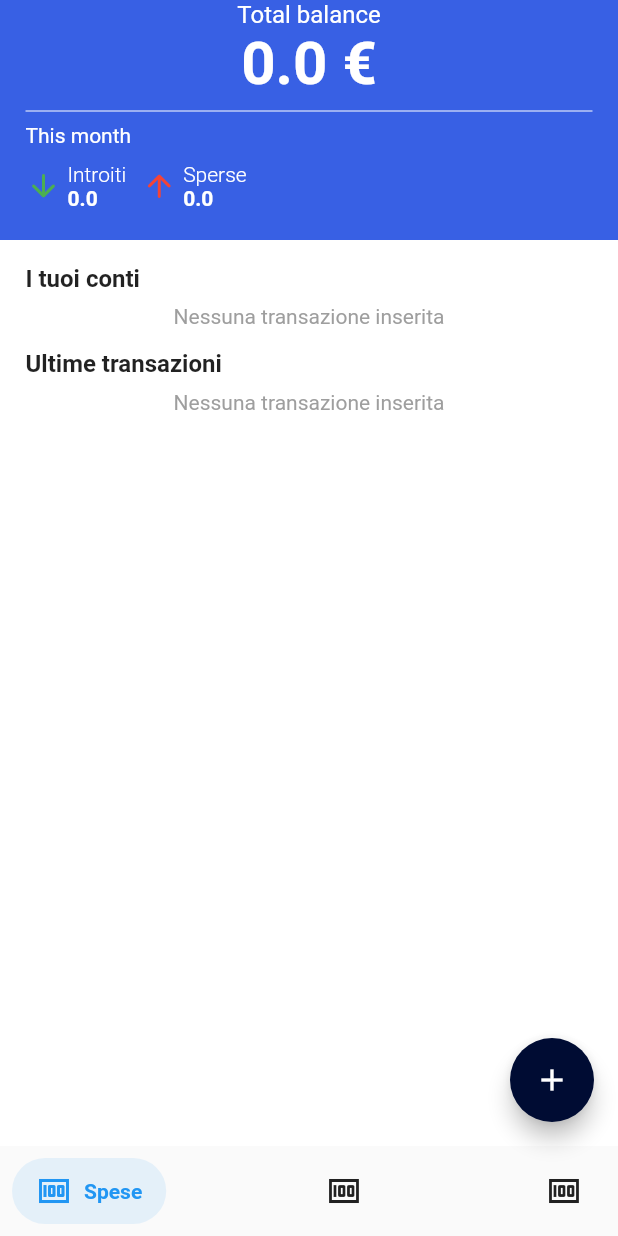
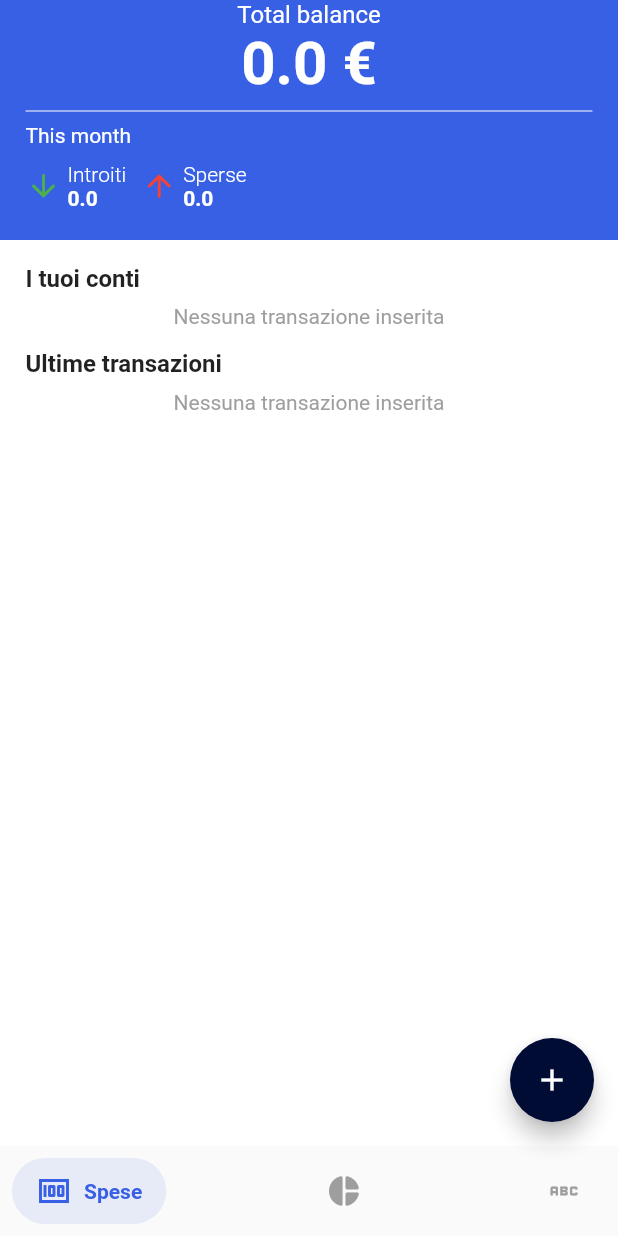
Before and after one commit to ernestodecrecchio/Moneye-Money-Manager, a Flutter app: the screen it shows after launch, on a phone screen of 412 x 824 dp. Run offline on Flutter 3.47's test engine with Material 2 defaults, Android fonts, the phone set to English and light mode, and no system bars; drawn by our look-alikes of salomon_bottom_bar; our stand-ins replace fl_chart, font_awesome_flutter, sqflite; accounts and stored records are empty.

Commit message:
Changed bottom nav bar management

```diff
--- a/expense_tracker/lib/pages/home_page/account_list_cell.dart
+++ b/expense_tracker/lib/pages/home_page/account_list_cell.dart
@@ -60,7 +60,7 @@ class AccountListCell extends StatelessWidget {
               )
             ],
           ),
-          Spacer(),
+          const Spacer(),
           Text(
             'Total',
             style: TextStyle(
--- a/expense_tracker/lib/pages/new_transaction_flow/account_selector_dialog.dart
+++ b/expense_tracker/lib/pages/new_transaction_flow/account_selector_dialog.dart
@@ -59,8 +59,9 @@ class _AccountSelectorContentState extends State<AccountSelectorContent> {
                     style: TextStyle(fontSize: 18, fontWeight: FontWeight.w600),
                   ),
                   IconButton(
-                      onPressed: () => Navigator.of(context).pop(),
-                      icon: const Icon(Icons.close))
+                    onPressed: () => Navigator.of(context).pop(),
+                    icon: const Icon(Icons.close),
+                  )
                 ],
               ),
             ),
--- a/expense_tracker/lib/pages/new_transaction_flow/category_selector_dialog.dart
+++ b/expense_tracker/lib/pages/new_transaction_flow/category_selector_dialog.dart
@@ -60,8 +60,9 @@ class _CategorySelectorContentState extends State<CategorySelectorContent> {
                     style: TextStyle(fontSize: 18, fontWeight: FontWeight.w600),
                   ),
                   IconButton(
-                      onPressed: () => Navigator.of(context).pop(),
-                      icon: const Icon(Icons.close))
+                    onPressed: () => Navigator.of(context).pop(),
+                    icon: const Icon(Icons.close),
+                  )
                 ],
               ),
             ),
--- a/expense_tracker/lib/pages/tab_bar_page.dart
+++ b/expense_tracker/lib/pages/tab_bar_page.dart
@@ -3,6 +3,7 @@ import 'package:expense_tracker/notifiers/category_provider.dart';
 import 'package:expense_tracker/pages/accounts_page/accounts_list_page.dart';
 import 'package:expense_tracker/pages/categories_page/categories_list_page.dart';
 import 'package:expense_tracker/pages/home_page/home_page.dart';
+import 'package:expense_tracker/style.dart';
 import 'package:flutter/material.dart';
 import 'package:provider/provider.dart';
 import 'package:salomon_bottom_bar/salomon_bottom_bar.dart';
@@ -36,6 +37,8 @@ class _TabBarPageState extends State<TabBarPage> {
     return Scaffold(
         bottomNavigationBar: SalomonBottomBar(
           currentIndex: index,
+          selectedItemColor: CustomColors.blue,
+          unselectedItemColor: Colors.grey,
           onTap: (newIndex) {
             setState(() => index = newIndex);
           },
@@ -46,37 +49,18 @@ class _TabBarPageState extends State<TabBarPage> {
               //  selectedColor: Colors.purple,
             ),
             SalomonBottomBarItem(
-              icon: const Icon(Icons.money),
+              icon: const Icon(Icons.pie_chart_rounded),
               title: const Text('Categorie'),
+
               //  selectedColor: Colors.purple,
             ),
             SalomonBottomBarItem(
-              icon: const Icon(Icons.money),
+              icon: const Icon(Icons.abc_outlined),
               title: const Text('Conti'),
               //  selectedColor: Colors.purple,
             ),
           ],
         ),
-        // bottomNavigationBar: NavigationBar(
-        //   selectedIndex: index,
-        //   onDestinationSelected: (newIndex) {
-        //     setState(() => index = newIndex);
-        //   },
-        //   destinations: const [
-        //     NavigationDestination(
-        //       label: 'Spese',
-        //       icon: Icon(Icons.money),
-        //     ),
-        //     NavigationDestination(
-        //       label: 'Categorie',
-        //       icon: Icon(Icons.abc),
-        //     ),
-        //     NavigationDestination(
-        //       label: 'Conti',
-        //       icon: Icon(Icons.abc),
-        //     ),
-        //   ],
-        // ),
         body: screen[index]);
   }
 }
```
